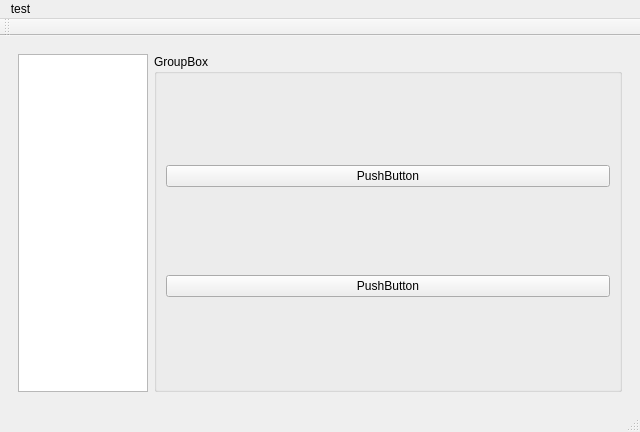
The window that daq-desktop/MainWindow.ui (xukangmin/OpenSerialDAQ) describes before a commit, drawn with Qt 5.
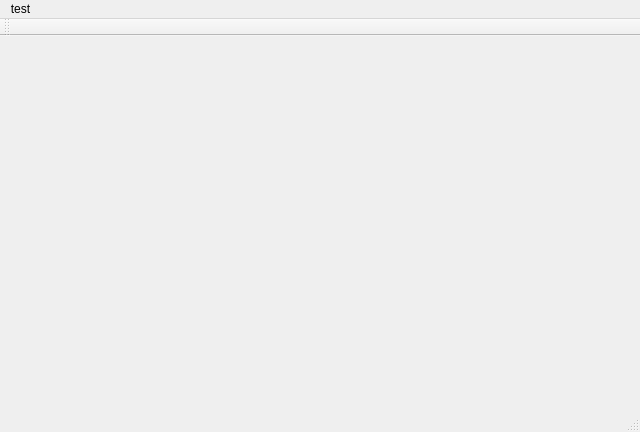
The same window after the commit. Icons and pictures are not drawn.

Patch:
```diff
--- a/daq-desktop/MainWindow.ui
+++ b/daq-desktop/MainWindow.ui
@@ -35,55 +35,7 @@
      <height>16777215</height>
     </size>
    </property>
-   <layout class="QHBoxLayout" name="horizontalLayout">
-    <item>
-     <widget class="QStackedWidget" name="stackedWidget">
-      <property name="currentIndex">
-       <number>1</number>
-      </property>
-      <widget class="QWidget" name="ChannelPage">
-       <layout class="QVBoxLayout" name="ChannelLayout"/>
-      </widget>
-      <widget class="QWidget" name="DevicePage">
-       <layout class="QHBoxLayout" name="horizontalLayout_2">
-        <item>
-         <widget class="QListWidget" name="DeviceList">
-          <property name="maximumSize">
-           <size>
-            <width>130</width>
-            <height>16777215</height>
-           </size>
-          </property>
-         </widget>
-        </item>
-        <item>
-         <widget class="QGroupBox" name="groupBox">
-          <property name="title">
-           <string>GroupBox</string>
-          </property>
-          <layout class="QVBoxLayout" name="verticalLayout">
-           <item>
-            <widget class="QPushButton" name="pushButton">
-             <property name="text">
-              <string>PushButton</string>
-             </property>
-            </widget>
-           </item>
-           <item>
-            <widget class="QPushButton" name="pushButton_2">
-             <property name="text">
-              <string>PushButton</string>
-             </property>
-            </widget>
-           </item>
-          </layout>
-         </widget>
-        </item>
-       </layout>
-      </widget>
-     </widget>
-    </item>
-   </layout>
+   <layout class="QHBoxLayout" name="horizontalLayout"/>
   </widget>
   <widget class="QMenuBar" name="menubar">
    <property name="geometry">
```
Left out of the diff: 12 changed lines with no effect on the pictures.
